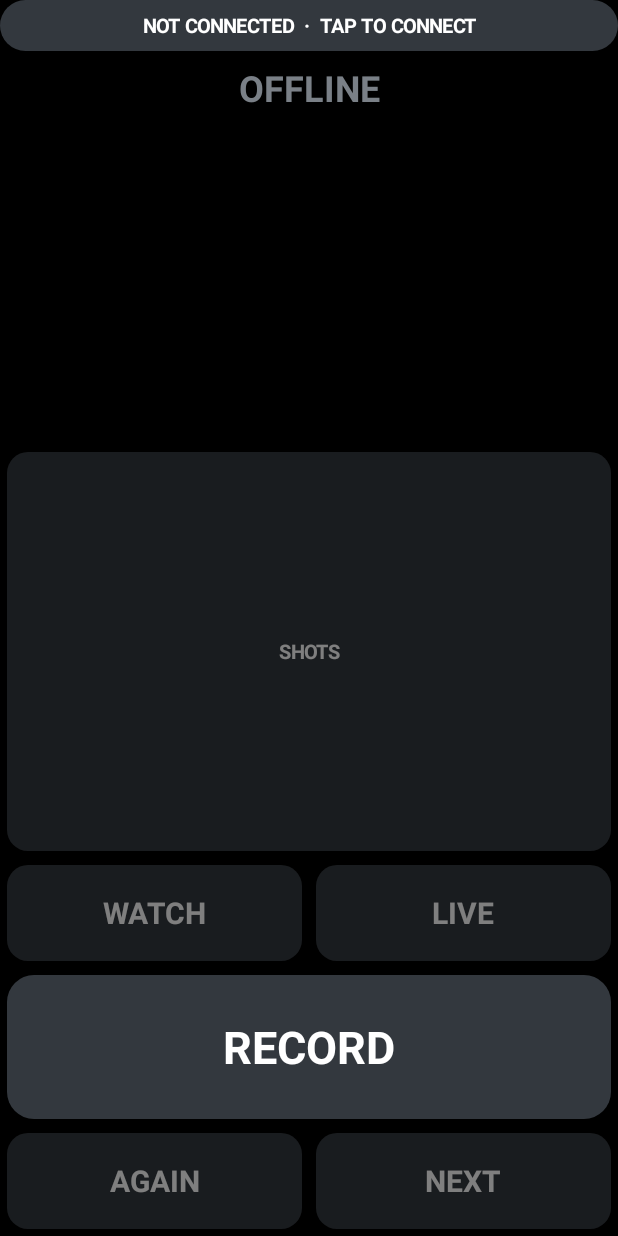
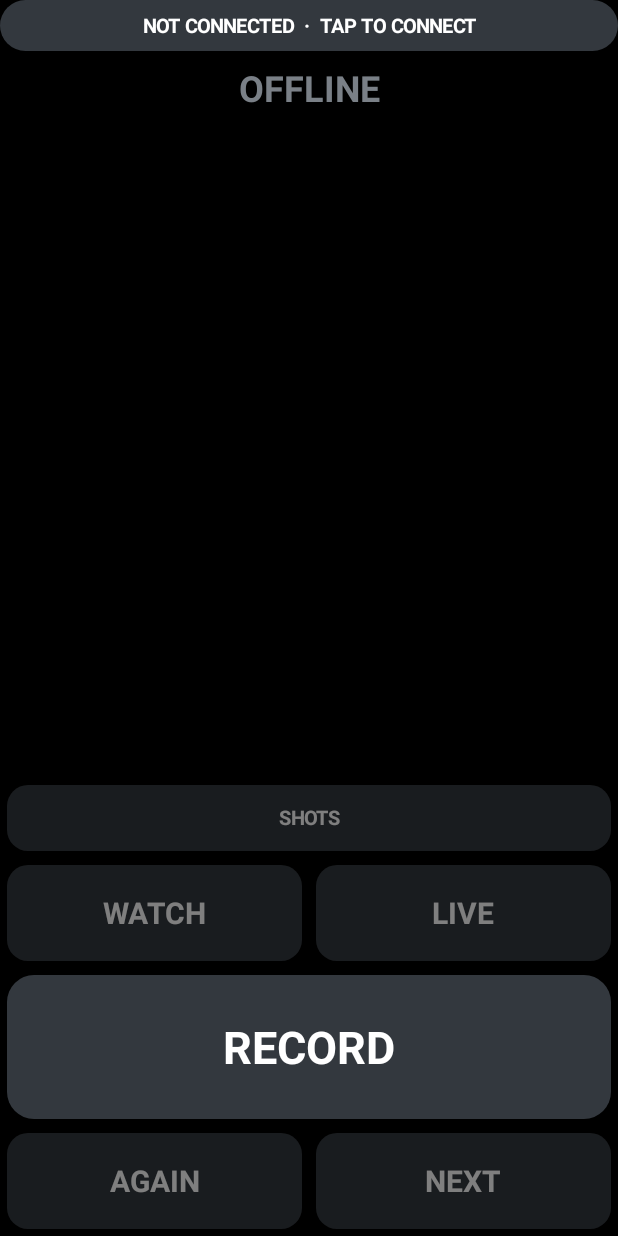
Before and after one commit to markoboskoauroville/SECOND_TAKE_REMOTE, an Android app: the screen it shows after launch (MainActivity), on a phone screen of 412 x 824 dp. Run offline under Robolectric (Android 15) with nearby library versions, the phone set to English and light mode, and no system bars.

Commit message:
Fix the Shots button height
Co-Authored-By: Claude Opus 5.5 <noreply@anthropic.com>
Claude-Session: https://claude.ai/code/session_01NceKUAddJGyX9doE8QieEK

```diff
--- a/android/app/src/main/java/community/auroville/secondtake/remote/MainActivity.kt
+++ b/android/app/src/main/java/community/auroville/secondtake/remote/MainActivity.kt
@@ -104,7 +104,8 @@ class MainActivity : Activity() {
         root.addView(scroll)
 
         list = key("Shots", 44, 13f).apply { background = box(dark); setOnClickListener { pickShot() } }
-        root.addView(list.also { (it.layoutParams as LinearLayout.LayoutParams).apply { width = -1 } })
+        list.layoutParams = LinearLayout.LayoutParams(-1, dp(44)).apply { setMargins(dp(5), dp(5), dp(5), dp(5)) }
+        root.addView(list)
 
         // bottom, centred: WATCH LIVE / RECORD-STOP / AGAIN NEXT
         val r1 = LinearLayout(this).apply { gravity = Gravity.CENTER }
@@ -223,7 +224,7 @@ class MainActivity : Activity() {
                 setOnClickListener { addr.setText(k); code.setText(prefs.getString("code:$k", "") ?: "") }
             })
         }
-        AlertDialog.Builder(this).setTitle("Connect to the shooting guide").setView(col)
+        AlertDialog.Builder(this).setTitle("Connect to the Second Take guide").setView(col)
             .setPositiveButton("Connect") { _, _ ->
                 val a = addr.text.toString().trim().removePrefix("http://").trimEnd('/')
                 if (a.isNotEmpty()) use(a, code.text.toString().trim())
```
Also changed, not shown: 1 other file.
